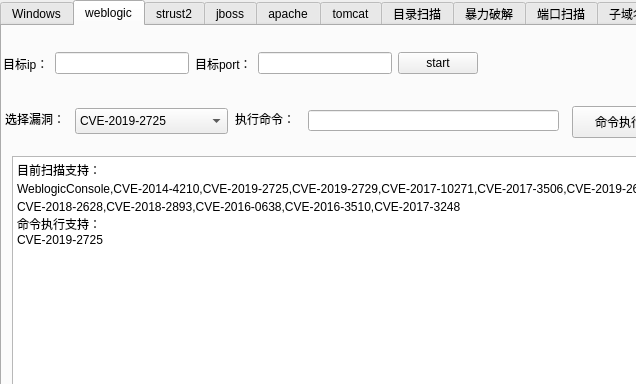
lijiaxing1997/Gr33k, file weblogic_gui.ui: the form before one commit; both pictures show x 0 to 636 and y 0 to 384 of the 1077 by 806 pixel window.
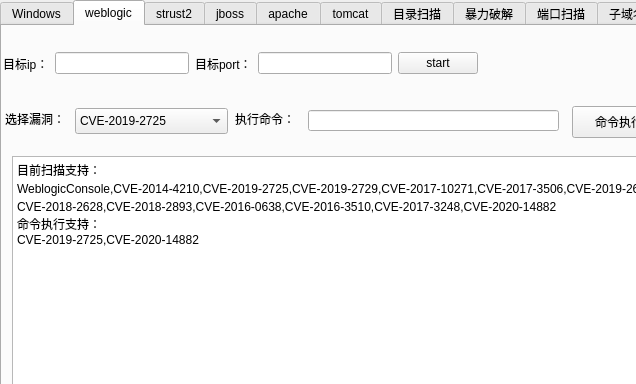
The form after the commit. The open tabs and pages were chosen to show the change.

```diff
--- a/weblogic_gui.ui
+++ b/weblogic_gui.ui
@@ -193,9 +193,9 @@
       </property>
       <property name="plainText">
        <string>目前扫描支持：
-WeblogicConsole,CVE-2014-4210,CVE-2019-2725,CVE-2019-2729,CVE-2017-10271,CVE-2017-3506,CVE-2019-2618,CVE-2018-2894，CVE-2018-2628,CVE-2018-2893,CVE-2016-0638,CVE-2016-3510,CVE-2017-3248
+WeblogicConsole,CVE-2014-4210,CVE-2019-2725,CVE-2019-2729,CVE-2017-10271,CVE-2017-3506,CVE-2019-2618,CVE-2018-2894，CVE-2018-2628,CVE-2018-2893,CVE-2016-0638,CVE-2016-3510,CVE-2017-3248,CVE-2020-14882
 命令执行支持：
-CVE-2019-2725</string>
+CVE-2019-2725,CVE-2020-14882</string>
       </property>
      </widget>
      <widget class="QWidget" name="layoutWidget">
```
Left out of the diff: 7 changed lines with no effect on the pictures.
